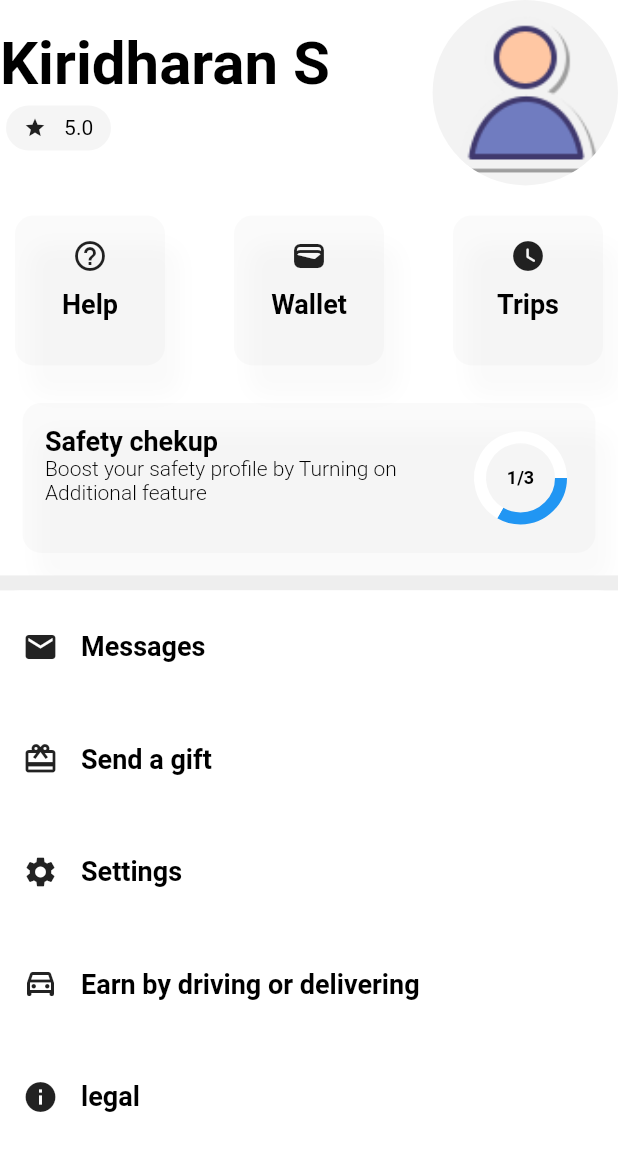
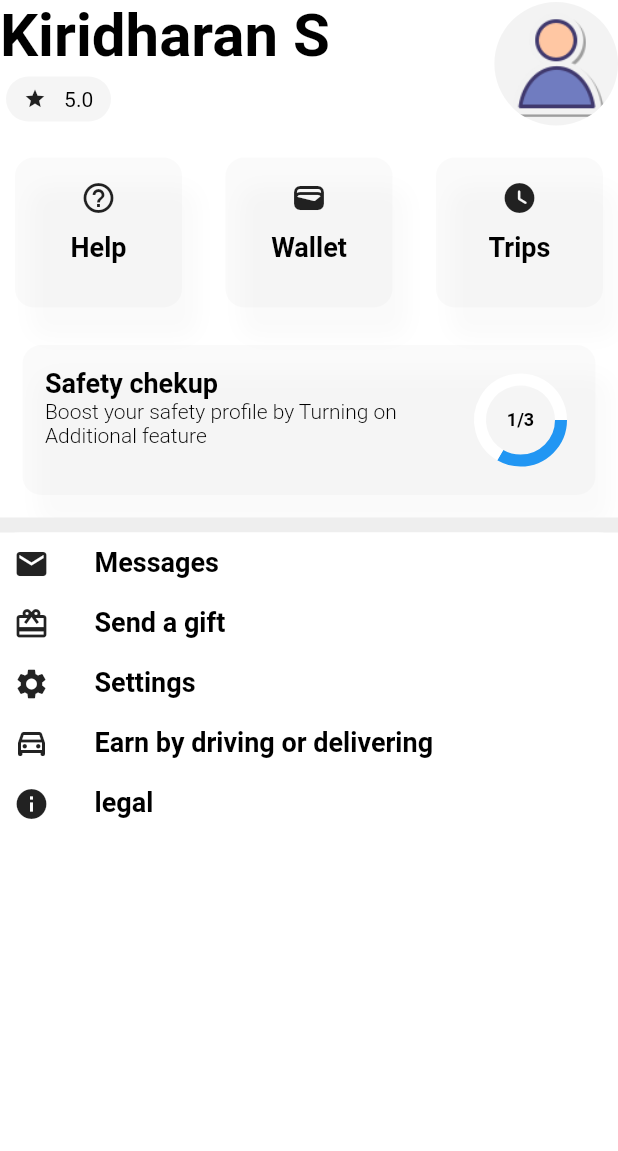
Before and after one commit to kiridharan/olacab_clone, a Flutter app: the ProfilePage screen opened directly, on a phone screen of 412 x 824 dp. Shown: the top 1151 px of the screen. Run offline on Flutter 3.47's test engine with Material 2 defaults, Android fonts, the phone set to English and light mode, and no system bars; drawn by our look-alikes of pie_chart; our stand-ins replace flutter_svg_provider, google_sign_in, simple_circular_progress_bar; Roboto replaces fonts that are missing (Nunito); project files that could hold a hidden picture were left out.

Commit message:
Padding and responsive

```diff
--- a/lib/UI/components/activity/custom_button_profile.dart
+++ b/lib/UI/components/activity/custom_button_profile.dart
@@ -19,8 +19,8 @@ class CustButton extends StatelessWidget {
       onTap: onPressed,
       child: Container(
         width: MediaQuery.of(context).size.width,
-        height: 75,
-        padding: const EdgeInsets.all(15.0),
+        height: 40,
+        padding: const EdgeInsets.all(9.0),
         decoration: BoxDecoration(
           color: Colors.white,
           borderRadius: BorderRadius.circular(12.5),
@@ -29,7 +29,7 @@ class CustButton extends StatelessWidget {
           children: [
             icon,
             const SizedBox(
-              width: 15,
+              width: 30,
             ),
             Text(text,
                 textAlign: TextAlign.center,
--- a/lib/UI/components/activity/custom_list_widget_card.dart
+++ b/lib/UI/components/activity/custom_list_widget_card.dart
@@ -11,7 +11,7 @@ class CardCus extends StatelessWidget {
     return Padding(
       padding: const EdgeInsets.all(10),
       child: Container(
-        width: 100,
+        width: MediaQuery.of(context).size.width / 3.7,
         height: 100,
         padding: const EdgeInsets.all(15.0),
         decoration: BoxDecoration(
--- a/lib/UI/components/activity/custom_top_part_profile.dart
+++ b/lib/UI/components/activity/custom_top_part_profile.dart
@@ -51,7 +51,7 @@ class ProfileTopWidget extends StatelessWidget {
             ],
           ),
           CircleAvatar(
-            radius: MediaQuery.of(context).size.width * 0.15,
+            radius: MediaQuery.of(context).size.width * 0.1,
             backgroundImage: const AssetImage("assets/images/user.png"),
             backgroundColor: const Color.fromARGB(255, 243, 243, 243),
           )
--- a/lib/UI/pages/ProfilePage.dart
+++ b/lib/UI/pages/ProfilePage.dart
@@ -49,9 +49,12 @@ class _ProfilePage extends State<ProfilePage> {
   @override
   Widget build(BuildContext context) {
     return Scaffold(
-      body: SafeArea(
+      body: SingleChildScrollView(
+        child: SafeArea(
           child: Container(
             color: Colors.white,
+            width: double.infinity,
+            height: MediaQuery.of(context).size.height,
             // elevation: 0,
             child: Column(
               mainAxisAlignment: MainAxisAlignment.start,
@@ -96,8 +99,9 @@ class _ProfilePage extends State<ProfilePage> {
                       );
                     },
                   ),
-              )
+                ),
               ],
+            ),
           ),
         ),
       ),
--- a/lib/main.dart
+++ b/lib/main.dart
@@ -1,6 +1,7 @@
 import 'package:flutter/material.dart';
 import 'package:untitled/UI/pages/Activity.dart';
 import 'package:untitled/UI/pages/LoginPage.dart';
+import 'package:untitled/UI/pages/ProfilePage.dart';
 
 void main() {
   runApp(MaterialApp(
@@ -9,10 +10,11 @@ void main() {
     theme: ThemeData(
       fontFamily: 'Nunito',
     ),
-    initialRoute: 'activity',
+    initialRoute: 'profile',
     routes: {
-      'LoginPage': (context) => const LoginPage(),
+      'loginPage': (context) => const LoginPage(),
       'activity': (context) => const Activity(),
+      'profile': (context) => const ProfilePage(),
     },
   ));
 }
```
Lines whose indentation alone changed are shown as unchanged.
